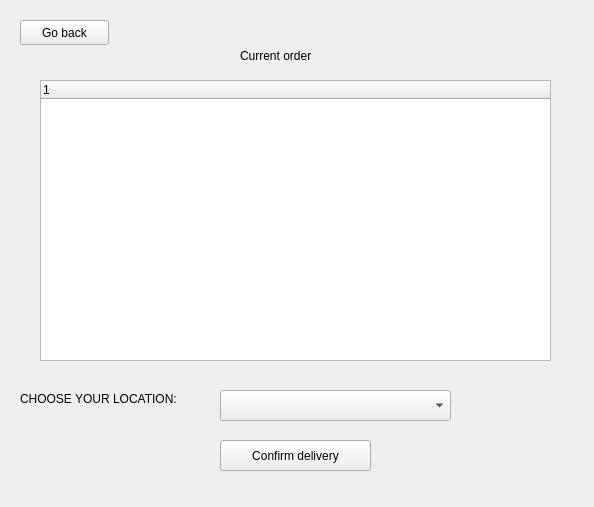
Old version of the form sdi_app/gui/menu_driver.ui in the repository FratiaXd/SDI.
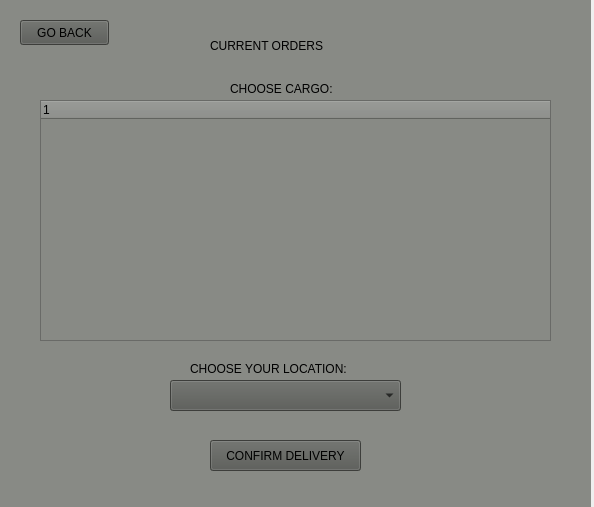
New version of the form. The open tabs and pages were chosen to show the change.

```diff
--- a/sdi_app/gui/menu_driver.ui
+++ b/sdi_app/gui/menu_driver.ui
@@ -22,6 +22,9 @@
      <height>511</height>
     </rect>
    </property>
+   <property name="styleSheet">
+    <string notr="true">background-color: rgb(136, 138, 133);</string>
+   </property>
    <property name="currentIndex">
     <number>0</number>
    </property>
@@ -191,14 +194,18 @@
     <widget class="QLabel" name="label_3">
      <property name="geometry">
       <rect>
-       <x>240</x>
-       <y>30</y>
-       <width>141</width>
+       <x>210</x>
+       <y>20</y>
+       <width>201</width>
        <height>51</height>
       </rect>
      </property>
+     <property name="styleSheet">
+      <string notr="true">font: 14pt &quot;Manjari&quot;;
+</string>
+     </property>
      <property name="text">
-      <string>Current order</string>
+      <string>CURRENT ORDERS</string>
      </property>
     </widget>
     <widget class="QPushButton" name="pushButton_6">
@@ -210,17 +217,21 @@
        <height>25</height>
       </rect>
      </property>
+     <property name="styleSheet">
+      <string notr="true">font: 11pt &quot;Manjari&quot;;
+background-color: rgb(85, 87, 83);</string>
+     </property>
      <property name="text">
-      <string>Go back</string>
+      <string>GO BACK</string>
      </property>
     </widget>
     <widget class="QTreeWidget" name="treeWidget_3">
      <property name="geometry">
       <rect>
        <x>40</x>
-       <y>80</y>
+       <y>100</y>
        <width>511</width>
-       <height>281</height>
+       <height>241</height>
       </rect>
      </property>
      <column>
@@ -232,22 +243,30 @@
     <widget class="QComboBox" name="comboBox">
      <property name="geometry">
       <rect>
-       <x>220</x>
-       <y>390</y>
+       <x>170</x>
+       <y>380</y>
        <width>231</width>
        <height>31</height>
       </rect>
      </property>
+     <property name="styleSheet">
+      <string notr="true">
+background-color: rgb(85, 87, 83);</string>
+     </property>
     </widget>
     <widget class="QLabel" name="label_6">
      <property name="geometry">
       <rect>
-       <x>20</x>
-       <y>390</y>
+       <x>190</x>
+       <y>360</y>
        <width>201</width>
        <height>17</height>
       </rect>
      </property>
+     <property name="styleSheet">
+      <string notr="true">font: 11pt &quot;Manjari&quot;;
+</string>
+     </property>
      <property name="text">
       <string>CHOOSE YOUR LOCATION:</string>
      </property>
@@ -255,14 +274,35 @@
     <widget class="QPushButton" name="pushButton_10">
      <property name="geometry">
       <rect>
-       <x>220</x>
+       <x>210</x>
        <y>440</y>
        <width>151</width>
        <height>31</height>
       </rect>
      </property>
+     <property name="styleSheet">
+      <string notr="true">font: 11pt &quot;Manjari&quot;;
+background-color: rgb(85, 87, 83);</string>
+     </property>
      <property name="text">
-      <string>Confirm delivery</string>
+      <string>CONFIRM DELIVERY</string>
+     </property>
+    </widget>
+    <widget class="QLabel" name="label_9">
+     <property name="geometry">
+      <rect>
+       <x>230</x>
+       <y>80</y>
+       <width>161</width>
+       <height>17</height>
+      </rect>
+     </property>
+     <property name="styleSheet">
+      <string notr="true">font: 11pt &quot;Manjari&quot;;
+</string>
+     </property>
+     <property name="text">
+      <string>CHOOSE CARGO:</string>
      </property>
     </widget>
    </widget>
```
Left out of the diff: 119 changed lines with no effect on the pictures.
